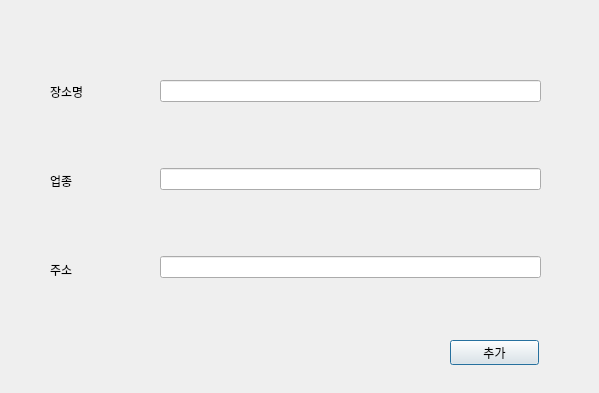
Qt form server/sight_add.ui (rentacar-4team/rentacar) before a commit.
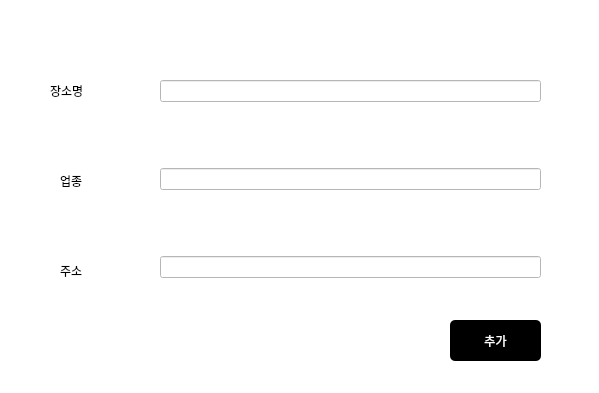
The same form after that commit.

Diff of the .ui file:
```diff
--- a/server/sight_add.ui
+++ b/server/sight_add.ui
@@ -13,6 +13,9 @@
   <property name="windowTitle">
    <string>Dialog</string>
   </property>
+  <property name="styleSheet">
+   <string notr="true">background-color: rgb(255, 255, 255);</string>
+  </property>
   <widget class="QWidget" name="verticalLayoutWidget_2">
    <property name="geometry">
     <rect>
@@ -34,50 +37,70 @@
     </item>
    </layout>
   </widget>
-  <widget class="QWidget" name="verticalLayoutWidget">
+  <widget class="QPushButton" name="pushButton">
+   <property name="geometry">
+    <rect>
+     <x>450</x>
+     <y>320</y>
+     <width>91</width>
+     <height>41</height>
+    </rect>
+   </property>
+   <property name="styleSheet">
+    <string notr="true">background-color: rgb(0, 0, 0);
+color: rgb(255, 255, 255);
+border-radius: 5px;</string>
+   </property>
+   <property name="text">
+    <string>추가</string>
+   </property>
+  </widget>
+  <widget class="QLabel" name="label">
    <property name="geometry">
     <rect>
      <x>50</x>
      <y>50</y>
-     <width>101</width>
-     <height>261</height>
+     <width>99</width>
+     <height>82</height>
     </rect>
    </property>
-   <layout class="QVBoxLayout" name="verticalLayout">
-    <item>
-     <widget class="QLabel" name="label">
+   <property name="styleSheet">
+    <string notr="true">font: 75 15pt &quot;ori1Uni&quot;;</string>
+   </property>
       <property name="text">
        <string>장소명</string>
       </property>
      </widget>
-    </item>
-    <item>
      <widget class="QLabel" name="label_2">
+   <property name="geometry">
+    <rect>
+     <x>60</x>
+     <y>130</y>
+     <width>61</width>
+     <height>101</height>
+    </rect>
+   </property>
+   <property name="styleSheet">
+    <string notr="true">font: 75 15pt &quot;ori1Uni&quot;;</string>
+   </property>
       <property name="text">
        <string>업종</string>
       </property>
      </widget>
-    </item>
-    <item>
      <widget class="QLabel" name="label_3">
+   <property name="geometry">
+    <rect>
+     <x>60</x>
+     <y>200</y>
+     <width>81</width>
+     <height>141</height>
+    </rect>
+   </property>
+   <property name="styleSheet">
+    <string notr="true">font: 75 15pt &quot;ori1Uni&quot;;</string>
+   </property>
       <property name="text">
        <string>주소</string>
-      </property>
-     </widget>
-    </item>
-   </layout>
-  </widget>
-  <widget class="QPushButton" name="pushButton">
-   <property name="geometry">
-    <rect>
-     <x>450</x>
-     <y>340</y>
-     <width>89</width>
-     <height>25</height>
-    </rect>
-   </property>
-   <property name="text">
-    <string>추가</string>
    </property>
   </widget>
  </widget>
```
Lines whose indentation alone changed are shown as unchanged.
